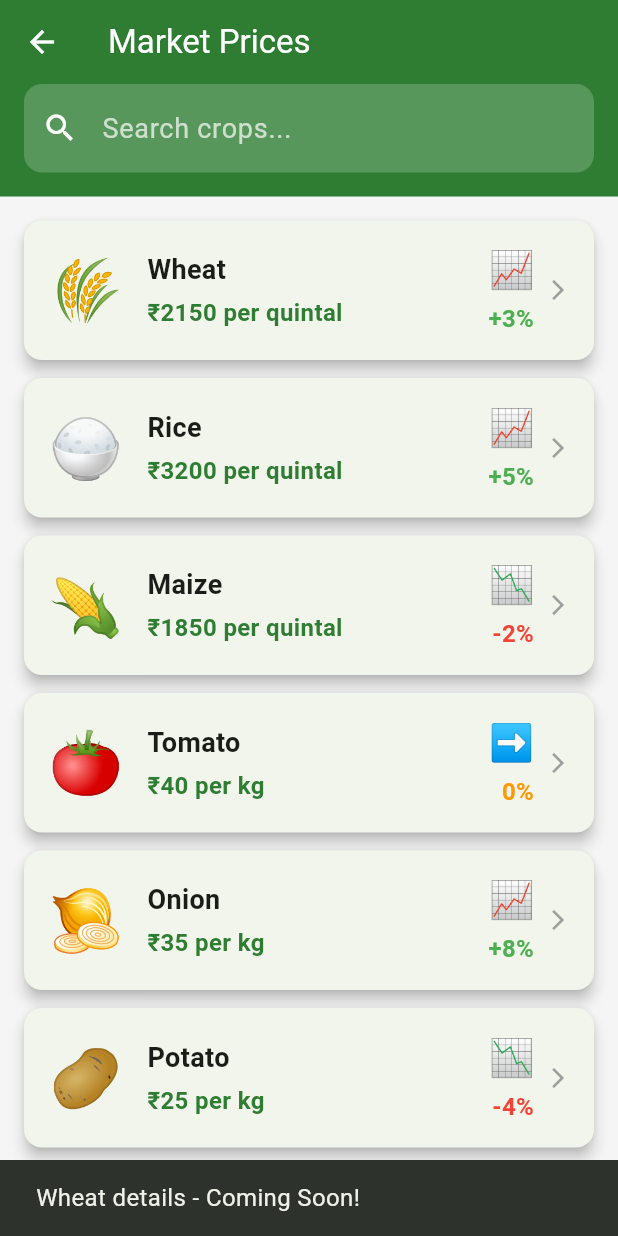
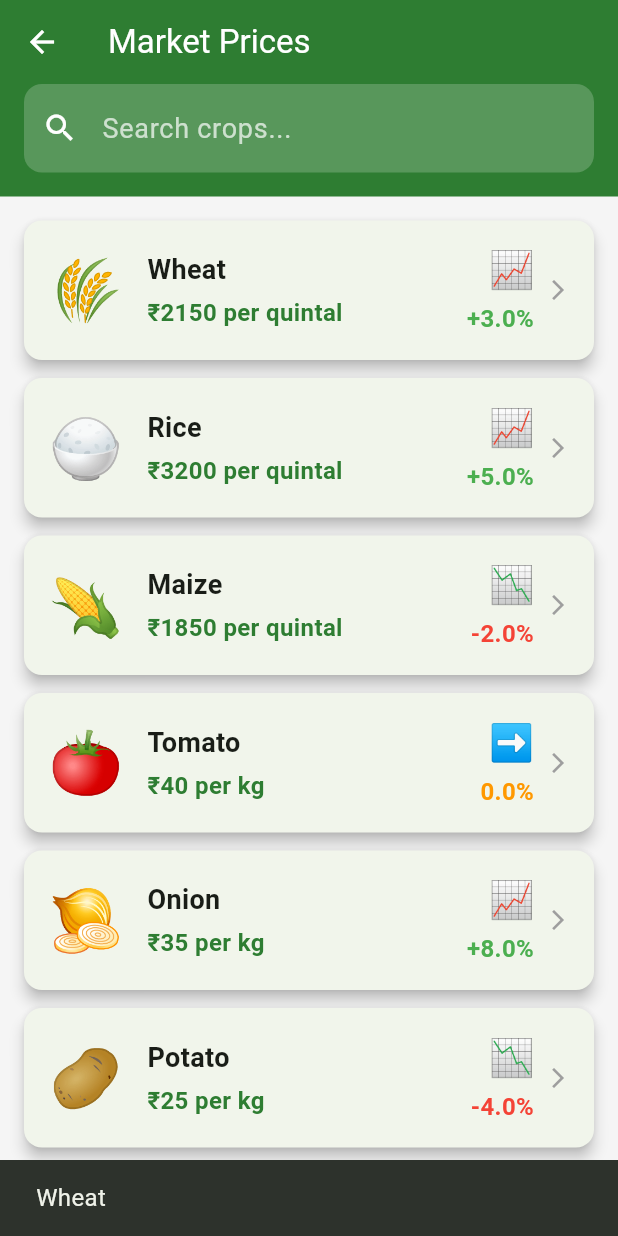
Before and after one commit to Yashasvi2229/agrowise-dashboard, a Flutter app: the MarketPricesScreen screen opened directly, after a tap on "Wheat", on a phone screen of 412 x 824 dp. Run offline on Flutter 3.47's test engine with Material 3 defaults, Android fonts, the phone set to English and light mode, and no system bars; our stand-ins replace geocoding, geolocator, image_picker, shared_preferences; accounts and stored records are empty; network calls fail.

Commit message:
Integrate real market prices API - fetch 200+ crops from data.gov.in

```diff
--- a/lib/screens/market_prices_screen.dart
+++ b/lib/screens/market_prices_screen.dart
@@ -1,4 +1,5 @@
 import 'package:flutter/material.dart';
+import '../services/market_price_service.dart';
 
 class MarketPricesScreen extends StatefulWidget {
   const MarketPricesScreen({super.key});
@@ -9,27 +10,71 @@ class MarketPricesScreen extends StatefulWidget {
 
 class _MarketPricesScreenState extends State<MarketPricesScreen> {
   final TextEditingController _searchController = TextEditingController();
+  final MarketPriceService _marketPriceService = MarketPriceService();
+
   String _searchQuery = '';
+  List<Map<String, dynamic>> _allCrops = [];
+  bool _loading = true;
 
-  // Sample crop data - will be replaced with real API data
-  final List<Map<String, dynamic>> _crops = [
-    {'name': 'Wheat', 'emoji': '🌾', 'price': 2150, 'unit': 'quintal', 'trend': 'up', 'change': 3},
-    {'name': 'Rice', 'emoji': '🍚', 'price': 3200, 'unit': 'quintal', 'trend': 'up', 'change': 5},
-    {'name': 'Maize', 'emoji': '🌽', 'price': 1850, 'unit': 'quintal', 'trend': 'down', 'change': -2},
-    {'name': 'Tomato', 'emoji': '🍅', 'price': 40, 'unit': 'kg', 'trend': 'stable', 'change': 0},
-    {'name': 'Onion', 'emoji': '🧅', 'price': 35, 'unit': 'kg', 'trend': 'up', 'change': 8},
-    {'name': 'Potato', 'emoji': '🥔', 'price': 25, 'unit': 'kg', 'trend': 'down', 'change': -4},
-    {'name': 'Sugarcane', 'emoji': '🌿', 'price': 350, 'unit': 'quintal', 'trend': 'stable', 'change': 0},
-    {'name': 'Cotton', 'emoji': '☁️', 'price': 6500, 'unit': 'quintal', 'trend': 'up', 'change': 2},
-  ];
+  @override
+  void initState() {
+    super.initState();
+    _loadMarketPrices();
+  }
+
+  Future<void> _loadMarketPrices() async {
+    setState(() {
+      _loading = true;
+    });
+
+    try {
+      final crops = await _marketPriceService.getMarketPrices();
+      setState(() {
+        _allCrops = crops.isNotEmpty ? crops : _marketPriceService.getDemoData();
+        _loading = false;
+      });
+    } catch (e) {
+      print('Error loading market prices: $e');
+      setState(() {
+        _allCrops = _marketPriceService.getDemoData();
+        _loading = false;
+      });
+    }
+  }
 
   List<Map<String, dynamic>> get _filteredCrops {
     if (_searchQuery.isEmpty) {
-      return _crops;
+      return _allCrops;
     }
-    return _crops.where((crop) =>
-        crop['name'].toLowerCase().contains(_searchQuery.toLowerCase())
+    return _allCrops.where((crop) =>
+        crop['name'].toString().toLowerCase().contains(_searchQuery.toLowerCase())
     ).toList();
+  }
+
+  // Get emoji for commodity (simplified mapping)
+  String _getCropEmoji(String name) {
+    final lowerName = name.toLowerCase();
+    if (lowerName.contains('wheat')) return '🌾';
+    if (lowerName.contains('rice') || lowerName.contains('paddy')) return '🍚';
+    if (lowerName.contains('maize') || lowerName.contains('corn')) return '🌽';
+    if (lowerName.contains('tomato')) return '🍅';
+    if (lowerName.contains('onion')) return '🧅';
+    if (lowerName.contains('potato')) return '🥔';
+    if (lowerName.contains('sugarcane') || lowerName.contains('cane')) return '🌿';
+    if (lowerName.contains('cotton')) return '☁️';
+    if (lowerName.contains('soybean') || lowerName.contains('soya')) return '🫘';
+    if (lowerName.contains('groundnut') || lowerName.contains('peanut')) return '🥜';
+    if (lowerName.contains('coconut')) return '🥥';
+    if (lowerName.contains('apple')) return '🍎';
+    if (lowerName.contains('banana')) return '🍌';
+    if (lowerName.contains('mango')) return '🥭';
+    if (lowerName.contains('grape')) return '🍇';
+    if (lowerName.contains('orange')) return '🍊';
+    if (lowerName.contains('chilli') || lowerName.contains('chili') || lowerName.contains('pepper')) return '🌶️';
+    if (lowerName.contains('garlic')) return '🧄';
+    if (lowerName.contains('ginger')) return '🫚';
+    if (lowerName.contains('turmeric')) return '🟡';
+    return '🌱'; // Default for unknown crops
   }
 
   @override
@@ -80,11 +125,34 @@ class _MarketPricesScreenState extends State<MarketPricesScreen> {
 
           // Crop List
           Expanded(
-            child: _filteredCrops.isEmpty
-                ? const Center(
-                    child: Text(
-                      'No crops found',
-                      style: TextStyle(fontSize: 16, color: Colors.grey),
+            child: _loading
+                ? const Center(child: CircularProgressIndicator())
+                : _filteredCrops.isEmpty
+                    ? Center(
+                        child: Column(
+                          mainAxisAlignment: MainAxisAlignment.center,
+                          children: [
+                            const Icon(Icons.search_off, size: 64, color: Colors.grey),
+                            const SizedBox(height: 16),
+                            Text(
+                              _searchQuery.isEmpty
+                                  ? 'No crops available'
+                                  : 'No crops found',
+                              style: const TextStyle(fontSize: 16, color: Colors.grey),
+                            ),
+                            if (!_searchQuery.isEmpty) ...[
+                              const SizedBox(height: 8),
+                              TextButton(
+                                onPressed: () {
+                                  _searchController.clear();
+                                  setState(() {
+                                    _searchQuery = '';
+                                  });
+                                },
+                                child: const Text('Clear search'),
+                              ),
+                            ],
+                          ],
                         ),
                       )
                     : ListView.builder(
@@ -102,15 +170,18 @@ class _MarketPricesScreenState extends State<MarketPricesScreen> {
   }
 
   Widget _buildCropCard(Map<String, dynamic> crop) {
-    Color trendColor = crop['trend'] == 'up'
+    final String trend = crop['trend'] ?? 'stable';
+    final double change = (crop['change'] ?? 0).toDouble();
+
+    Color trendColor = trend == 'up'
         ? Colors.green
-        : crop['trend'] == 'down'
+        : trend == 'down'
             ? Colors.red
             : Colors.orange;
 
-    String trendIcon = crop['trend'] == 'up'
+    String trendIcon = trend == 'up'
         ? '📈'
-        : crop['trend'] == 'down'
+        : trend == 'down'
             ? '📉'
             : '➡️';
 
@@ -119,9 +190,15 @@ class _MarketPricesScreenState extends State<MarketPricesScreen> {
       shape: RoundedRectangleBorder(borderRadius: BorderRadius.circular(12)),
       child: InkWell(
         onTap: () {
-          // TODO: Navigate to crop detail screen
+          // Show market and state info
+          final market = crop['market'] ?? '';
+          final state = crop['state'] ?? '';
+          final detail = market.isNotEmpty && state.isNotEmpty
+              ? '$market, $state'
+              : crop['name'];
+
           ScaffoldMessenger.of(context).showSnackBar(
-            SnackBar(content: Text('${crop['name']} details - Coming Soon!')),
+            SnackBar(content: Text(detail)),
           );
         },
         borderRadius: BorderRadius.circular(12),
@@ -131,7 +208,7 @@ class _MarketPricesScreenState extends State<MarketPricesScreen> {
             children: [
               // Emoji
               Text(
-                crop['emoji'],
+                _getCropEmoji(crop['name'] ?? ''),
                 style: const TextStyle(fontSize: 40),
               ),
               const SizedBox(width: 16),
@@ -142,7 +219,7 @@ class _MarketPricesScreenState extends State<MarketPricesScreen> {
                   crossAxisAlignment: CrossAxisAlignment.start,
                   children: [
                     Text(
-                      crop['name'],
+                      crop['name'] ?? 'Unknown',
                       style: const TextStyle(
                         fontSize: 18,
                         fontWeight: FontWeight.bold,
@@ -150,7 +227,7 @@ class _MarketPricesScreenState extends State<MarketPricesScreen> {
                     ),
                     const SizedBox(height: 4),
                     Text(
-                      '₹${crop['price']} per ${crop['unit']}',
+                      '₹${crop['price']?.toStringAsFixed(0) ?? '0'} per ${crop['unit'] ?? 'quintal'}',
                       style: const TextStyle(
                         fontSize: 16,
                         color: Color(0xFF2E7D32),
@@ -171,7 +248,7 @@ class _MarketPricesScreenState extends State<MarketPricesScreen> {
                   ),
                   const SizedBox(height: 4),
                   Text(
-                    '${crop['change'] > 0 ? '+' : ''}${crop['change']}%',
+                    '${change > 0 ? '+' : ''}${change.toStringAsFixed(1)}%',
                     style: TextStyle(
                       fontSize: 16,
                       fontWeight: FontWeight.bold,
--- /dev/null
+++ b/lib/services/market_price_service.dart
@@ -0,0 +1,82 @@
+import 'dart:convert';
+import 'package:http/http.dart' as http;
+
+class MarketPriceService {
+  // Backend API URL (Render)
+  static const String _baseUrl = 'https://crop-disease-api-oawi.onrender.com/api';
+
+  /// Get all market prices
+  Future<List<Map<String, dynamic>>> getMarketPrices({
+    String? state,
+    String? commodity,
+  }) async {
+    try {
+      final uri = Uri.parse('$_baseUrl/market-prices').replace(
+        queryParameters: {
+          if (state != null) 'state': state,
+          if (commodity != null) 'commodity': commodity,
+          'limit': '200',
+        },
+      );
+
+      final response = await http.get(uri);
+
+      if (response.statusCode == 200) {
+        final data = json.decode(response.body);
+        if (data['success'] == true) {
+          return List<Map<String, dynamic>>.from(data['crops']);
+        }
+      }
+
+      print('Market prices API error: ${response.statusCode}');
+      return [];
+    } catch (e) {
+      print('Error fetching market prices: $e');
+      return [];
+    }
+  }
+
+  /// Get trending crops
+  Future<List<Map<String, dynamic>>> getTrendingCrops({
+    String? state,
+    int limit = 10,
+  }) async {
+    try {
+      final uri = Uri.parse('$_baseUrl/market-prices/trending').replace(
+        queryParameters: {
+          if (state != null) 'state': state,
+          'limit': limit.toString(),
+        },
+      );
+
+      final response = await http.get(uri);
+
+      if (response.statusCode == 200) {
+        final data = json.decode(response.body);
+        if (data['success'] == true) {
+          return List<Map<String, dynamic>>.from(data['crops']);
+        }
+      }
+
+      print('Trending crops API error: ${response.statusCode}');
+      return [];
+    } catch (e) {
+      print('Error fetching trending crops: $e');
+      return [];
+    }
+  }
+
+  /// Get demo data (fallback if API fails)
+  List<Map<String, dynamic>> getDemoData() {
+    return [
+      {'name': 'Wheat', 'price': 2150.0, 'unit': 'quintal', 'trend': 'up', 'change': 3.0},
+      {'name': 'Rice', 'price': 3200.0, 'unit': 'quintal', 'trend': 'up', 'change': 5.0},
+      {'name': 'Maize', 'price': 1850.0, 'unit': 'quintal', 'trend': 'down', 'change': -2.0},
+      {'name': 'Tomato', 'price': 40.0, 'unit': 'kg', 'trend': 'stable', 'change': 0.0},
+      {'name': 'Onion', 'price': 35.0, 'unit': 'kg', 'trend': 'up', 'change': 8.0},
+      {'name': 'Potato', 'price': 25.0, 'unit': 'kg', 'trend': 'down', 'change': -4.0},
+      {'name': 'Sugarcane', 'price': 350.0, 'unit': 'quintal', 'trend': 'stable', 'change': 0.0},
+      {'name': 'Cotton', 'price': 6500.0, 'unit': 'quintal', 'trend': 'up', 'change': 2.0},
+    ];
+  }
+}
```
Lines whose indentation alone changed are shown as unchanged.
